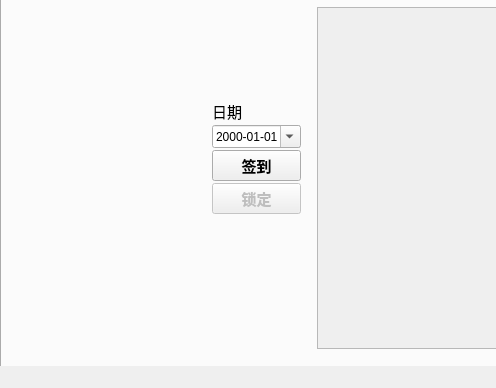
First picture: the form in mainwindow.ui, repository revive/YangManage, before the edit; both pictures show x 0 to 496 and y 121 to 509 of the 844 by 509 pixel window.
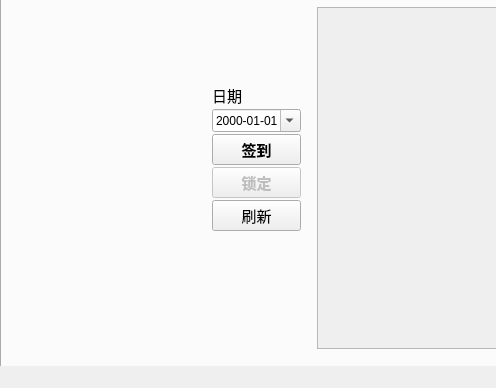
Second picture: the form after the edit.

Commit message: add a refresh button on the signin page.

Patch:
```diff
--- a/mainwindow.ui
+++ b/mainwindow.ui
@@ -521,6 +521,18 @@
            </property>
           </widget>
          </item>
+         <item>
+          <widget class="QPushButton" name="refreshButton">
+           <property name="font">
+            <font>
+             <pointsize>11</pointsize>
+            </font>
+           </property>
+           <property name="text">
+            <string>刷新</string>
+           </property>
+          </widget>
+         </item>
          <item>
           <spacer name="verticalSpacer_2">
            <property name="orientation">
```
The commit also changes 4 other files.
